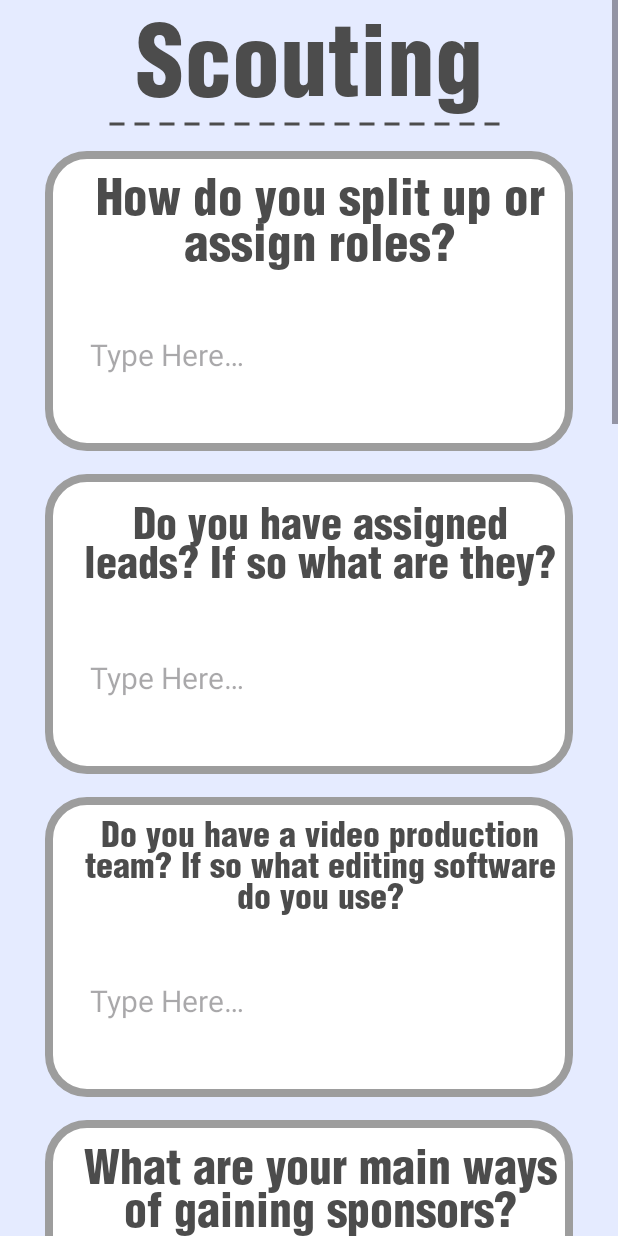
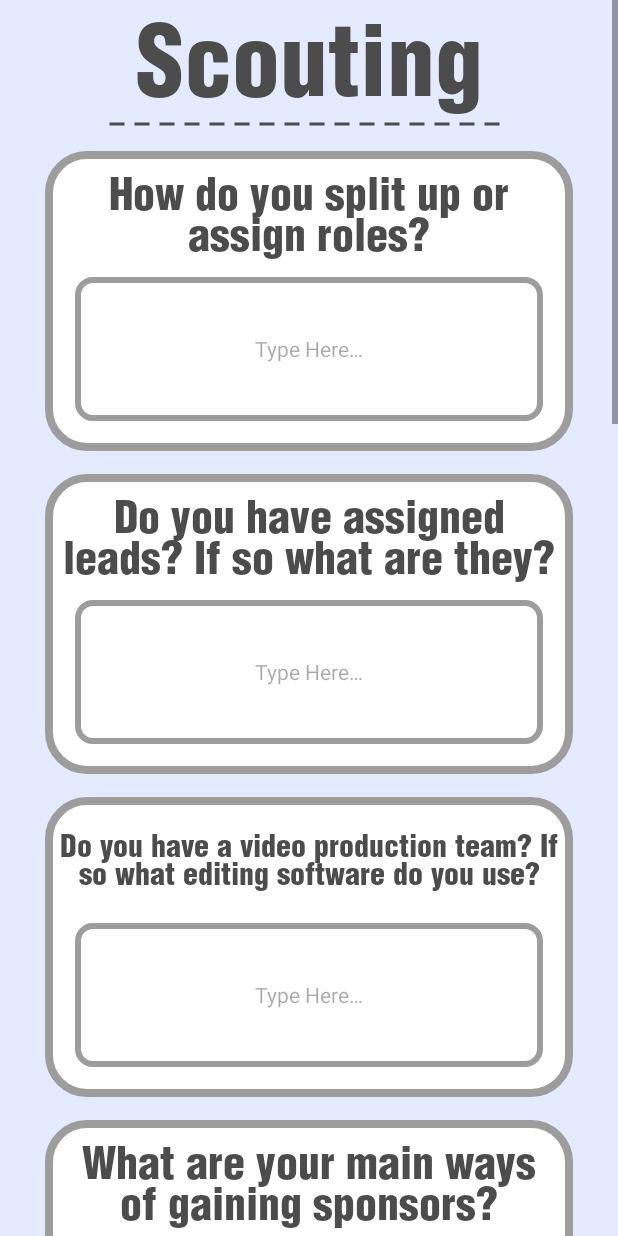
Before and after one commit to MintyLuve/Business-Pit-Scouting-App, an Android app: the ScoutingActivity screen opened directly, with no data from a screen before it, on a phone screen of 412 x 824 dp. Run offline under Robolectric (Android 15) with nearby library versions, the phone set to English and light mode, and no system bars.

Commit message:
made prettier

```diff
--- a/app/src/main/res/layout/activity_main.xml
+++ b/app/src/main/res/layout/activity_main.xml
@@ -59,9 +59,13 @@
             android:layout_width="match_parent"
             android:layout_height="0dp"
             android:layout_weight="3"
-            android:hint="@string/default_type"
-            android:background="@color/transparent"
+            android:background="@drawable/dropdown_background"
+            android:layout_marginStart="15dp"
+            android:layout_marginEnd="15dp"
+            android:layout_marginTop="20dp"
+            android:layout_marginBottom="20dp"
             style="@style/info_input_type"
+            android:textSize="30sp"
             android:padding="20dp"/>
     </LinearLayout>
 
@@ -73,6 +77,7 @@
         android:layout_marginTop="15dp"
         android:background="@drawable/box_background"
         android:orientation="vertical"
+        android:padding="10dp"
         android:layout_weight="1.7"
         android:weightSum="5">
         <TextView
@@ -85,14 +90,15 @@
             android:id="@+id/teamType"
             android:layout_width="match_parent"
             android:layout_height="0dp"
-            android:hint="@string/default_type"
+            android:textSize="30sp"
             android:background="@drawable/dropdown_background"
             android:layout_marginStart="15dp"
             android:layout_marginEnd="15dp"
             android:layout_marginTop="20dp"
             android:layout_marginBottom="20dp"
             android:layout_weight="3"
-            android:inputType="number" />
+            android:inputType="number"
+            style="@style/info_input_type" />
 
     </LinearLayout>
 
--- a/app/src/main/res/layout/activity_scouting.xml
+++ b/app/src/main/res/layout/activity_scouting.xml
@@ -50,9 +50,9 @@
                     android:layout_height="0dp"
                     android:layout_weight="3"
                     android:hint="@string/default_type"
-                    android:background="@color/transparent"
-                    style="@style/info_input_type"
-                    android:padding="20dp"/>
+                    android:background="@drawable/dropdown_background"
+                    android:layout_margin="10dp"
+                    style="@style/info_input_type"/>
             </LinearLayout>
 
             <LinearLayout
@@ -77,9 +77,9 @@
                     android:layout_height="0dp"
                     android:layout_weight="3"
                     android:hint="@string/default_type"
-                    android:background="@color/transparent"
-                    style="@style/info_input_type"
-                    android:padding="20dp"/>
+                    android:background="@drawable/dropdown_background"
+                    android:layout_margin="10dp"
+                    style="@style/info_input_type"/>
             </LinearLayout>
 
             <LinearLayout
@@ -104,9 +104,9 @@
                     android:layout_height="0dp"
                     android:layout_weight="3"
                     android:hint="@string/default_type"
-                    android:background="@color/transparent"
-                    style="@style/info_input_type"
-                    android:padding="20dp"/>
+                    android:background="@drawable/dropdown_background"
+                    android:layout_margin="10dp"
+                    style="@style/info_input_type"/>
             </LinearLayout>
 
             <LinearLayout
@@ -131,9 +131,9 @@
                     android:layout_height="0dp"
                     android:layout_weight="3"
                     android:hint="@string/default_type"
-                    android:background="@color/transparent"
-                    style="@style/info_input_type"
-                    android:padding="20dp"/>
+                    android:background="@drawable/dropdown_background"
+                    android:layout_margin="10dp"
+                    style="@style/info_input_type"/>
             </LinearLayout>
 
             <LinearLayout
@@ -158,9 +158,9 @@
                     android:layout_height="0dp"
                     android:layout_weight="3"
                     android:hint="@string/default_type"
-                    android:background="@color/transparent"
-                    style="@style/info_input_type"
-                    android:padding="20dp"/>
+                    android:background="@drawable/dropdown_background"
+                    android:layout_margin="10dp"
+                    style="@style/info_input_type"/>
             </LinearLayout>
 
             <LinearLayout
@@ -185,9 +185,9 @@
                     android:layout_height="0dp"
                     android:layout_weight="3"
                     android:hint="@string/default_type"
-                    android:background="@color/transparent"
-                    style="@style/info_input_type"
-                    android:padding="20dp"/>
+                    android:background="@drawable/dropdown_background"
+                    android:layout_margin="10dp"
+                    style="@style/info_input_type"/>
             </LinearLayout>
 
             <LinearLayout
@@ -212,9 +212,9 @@
                     android:layout_height="0dp"
                     android:layout_weight="3"
                     android:hint="@string/default_type"
-                    android:background="@color/transparent"
-                    style="@style/info_input_type"
-                    android:padding="20dp"/>
+                    android:background="@drawable/dropdown_background"
+                    android:layout_margin="10dp"
+                    style="@style/info_input_type"/>
             </LinearLayout>
 
             <LinearLayout
@@ -239,9 +239,9 @@
                     android:layout_height="0dp"
                     android:layout_weight="3"
                     android:hint="@string/default_type"
-                    android:background="@color/transparent"
-                    style="@style/info_input_type"
-                    android:padding="20dp"/>
+                    android:background="@drawable/dropdown_background"
+                    android:layout_margin="10dp"
+                    style="@style/info_input_type"/>
             </LinearLayout>
 
             <LinearLayout
@@ -266,9 +266,9 @@
                     android:layout_height="0dp"
                     android:layout_weight="3"
                     android:hint="@string/default_type"
-                    android:background="@color/transparent"
-                    style="@style/info_input_type"
-                    android:padding="20dp"/>
+                    android:background="@drawable/dropdown_background"
+                    android:layout_margin="10dp"
+                    style="@style/info_input_type"/>
             </LinearLayout>
 
             <LinearLayout
@@ -293,9 +293,9 @@
                     android:layout_height="0dp"
                     android:layout_weight="3"
                     android:hint="@string/default_type"
-                    android:background="@color/transparent"
-                    style="@style/info_input_type"
-                    android:padding="20dp"/>
+                    android:background="@drawable/dropdown_background"
+                    android:layout_margin="10dp"
+                    style="@style/info_input_type"/>
             </LinearLayout>
 
             <TextView
--- a/app/src/main/res/values/themes.xml
+++ b/app/src/main/res/values/themes.xml
@@ -23,7 +23,6 @@
 
     <style name="info_input_text" parent="Widget.AppCompat.TextView">
         <item name="autoSizeTextType">uniform</item>
-        <item name="android:paddingLeft">15dp</item>
         <item name="android:layout_gravity">center_vertical</item>
         <item name="android:gravity">center_vertical</item>
         <item name="android:textAlignment">center</item>
@@ -34,9 +33,10 @@
     <style name="info_input_type" parent="Widget.AppCompat.TextView">
         <item name="android:padding">10dp</item>
         <item name="android:gravity">left|center_vertical</item>
+        <item name="android:textAlignment">center</item>
         <item name="fontFamily">sans-serif</item>
         <item name="android:textColor">@color/textGrey</item>
-        <item name="android:textSize">20sp</item>
+        <item name="autoSizeTextType">uniform</item>
         <item name="android:hint">@string/default_type</item>
     </style>
 
```
